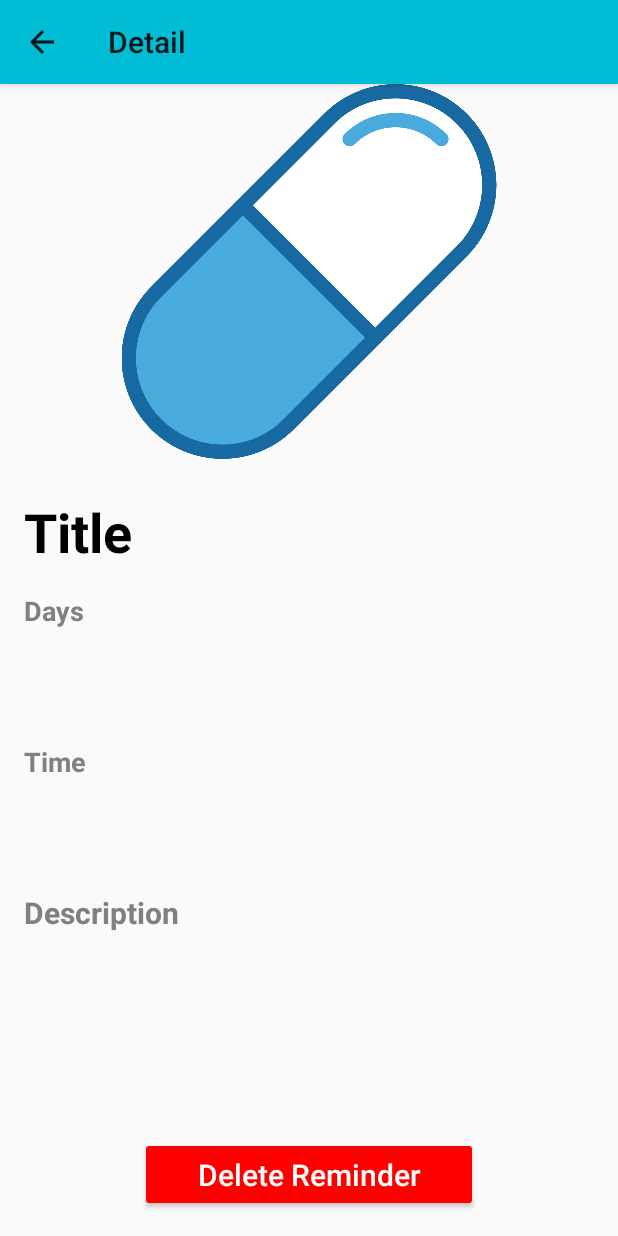
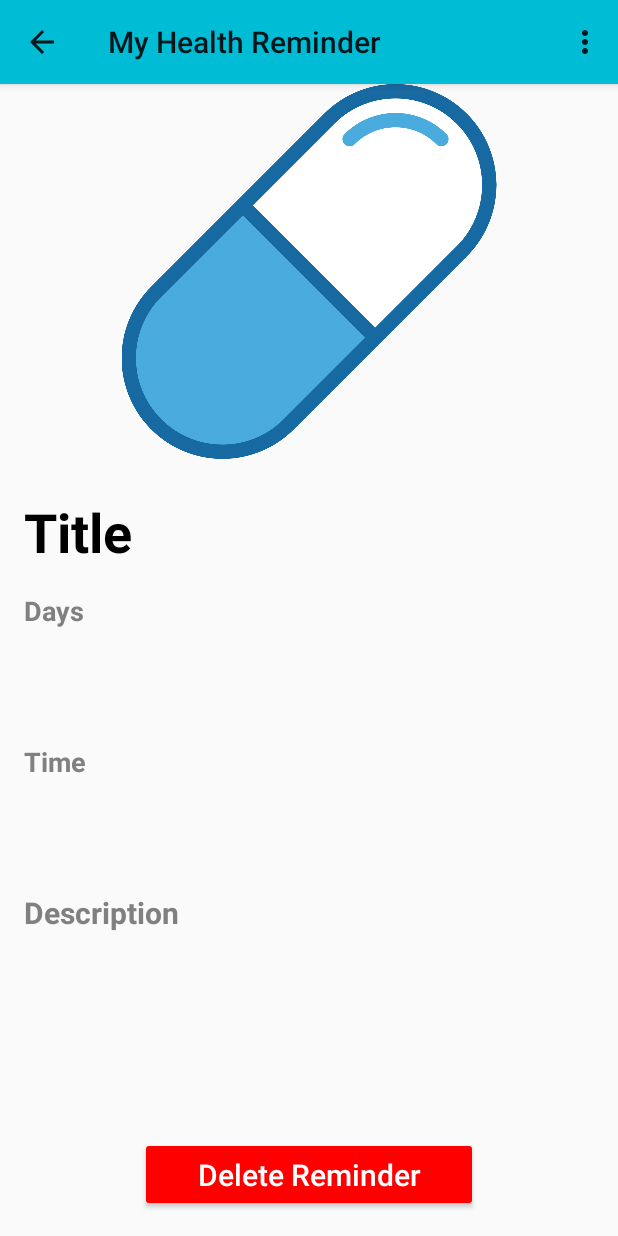
Before and after one commit to sothengski/MyHealthReminder, an Android app: the DetailActivity screen opened directly, with no data from a screen before it, on a phone screen of 412 x 824 dp. Run offline under Robolectric (Android 15) with nearby library versions, the phone set to English and light mode, and no system bars; 3 statements that could not run were skipped.

Commit message:
Added Edit function into Detail Screen

```diff
--- /dev/null
+++ b/app/src/main/java/com/example/myhealthreminder/models/TypeModel.kt
@@ -0,0 +1,5 @@
+package com.example.myhealthreminder.models
+
+import java.io.Serializable
+
+data class TypeModel (val id:Int, val title: String):Serializable
--- /dev/null
+++ b/app/src/main/res/menu/menu_main.xml
@@ -0,0 +1,15 @@
+<?xml version="1.0" encoding="utf-8"?>
+<menu xmlns:android="http://schemas.android.com/apk/res/android"
+    xmlns:app="http://schemas.android.com/apk/res-auto">
+    <item
+        android:id="@+id/menuEdit"
+        android:orderInCategory="1"
+        android:title="@string/edit"
+        app:showAsAction="never"></item>
+
+    <item
+        android:id="@+id/menuDelete"
+        android:orderInCategory="2"
+        android:title="@string/delete"
+        app:showAsAction="never"></item>
+</menu>
--- a/app/src/main/res/values/strings.xml
+++ b/app/src/main/res/values/strings.xml
@@ -2,7 +2,9 @@
     <string name="app_name">My Health Reminder</string>
     <string name="create_new_reminder">Create New Reminder</string>
     <string name="add_reminder">Add Reminder</string>
+    <string name="edit">Edit</string>
     <string name="edit_reminder">Edit Reminder</string>
+    <string name="delete">Delete</string>
     <string name="delete_reminder">Delete Reminder</string>
 
     <string name="snooze_duration">Snooze Duration</string>
@@ -16,5 +18,10 @@
     <string name="times">Times</string>
     <string name="time">Time</string>
     <string name="sound">Sound</string>
-
+    <string-array name="typeListing">
+        <item>Pill</item>
+        <item>Syringe</item>
+        <item>Drink</item>
+    </string-array>
+    <string name="spinner">Select Type</string>
 </resources>
```
Also changed, not shown: app/src/main/java/com/example/myhealthreminder/CreateActivity.kt (+49 -6 lines), app/src/main/java/com/example/myhealthreminder/DetailActivity.kt (+29 -2 lines), app/src/main/java/com/example/myhealthreminder/utils/DataBaseHelper.kt (+16 -16 lines), app/src/main/res/layout/activity_create.xml (+25 -0 lines).
